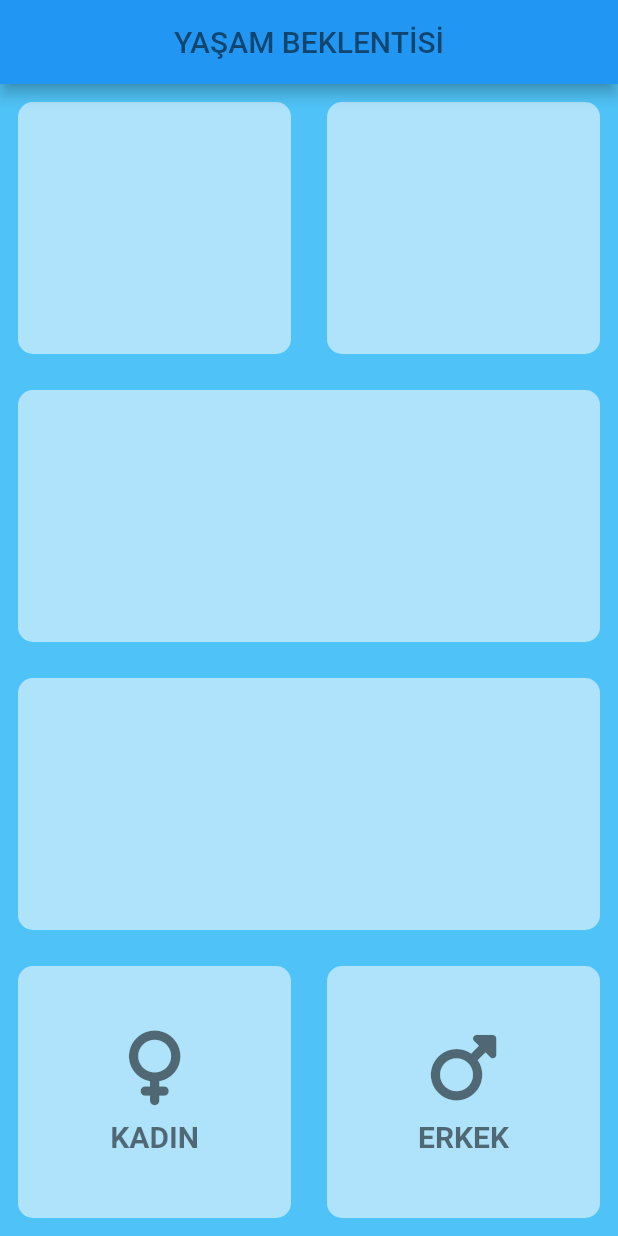
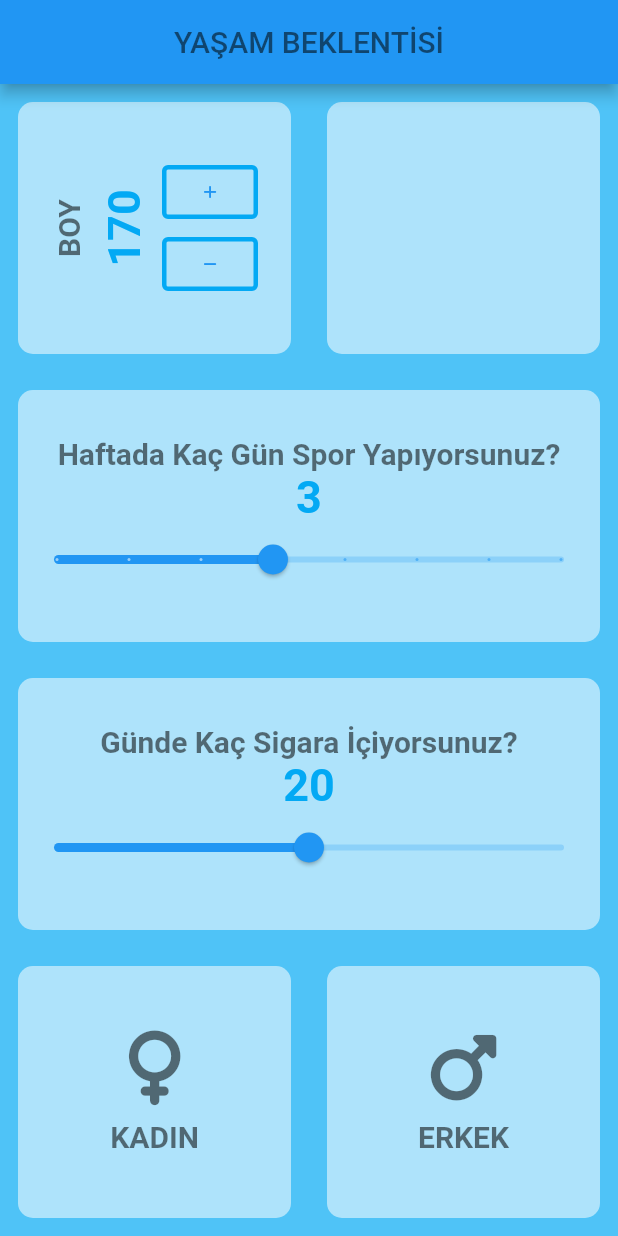
Before and after one commit to salihyildirim/lifeExpectancy, a Flutter app: the screen it shows after launch, on a phone screen of 412 x 824 dp. Run offline on Flutter 3.47's test engine with Material 2 defaults, Android fonts, the phone set to English and light mode, and no system bars; our stand-ins replace font_awesome_flutter.

Commit message:
outlinedbuttons,sliders created.

```diff
--- a/lib/IconCinsiyet.dart
+++ b/lib/IconCinsiyet.dart
@@ -1,4 +1,5 @@
 import 'package:flutter/material.dart';
+import 'package:yasambeklentisi/constants.dart';
 
 class KadinErkek extends StatelessWidget {
   final IconData? simge;
@@ -18,8 +19,7 @@ class KadinErkek extends StatelessWidget {
         SizedBox(height: 10),
         Text(
           text!,
-          style: TextStyle(
-              fontSize: 20, fontWeight: FontWeight.bold, color: Colors.black54),
+          style: kMetinStili,
         )
       ],
     );
--- /dev/null
+++ b/lib/constants.dart
@@ -0,0 +1,7 @@
+import 'package:flutter/material.dart';
+
+TextStyle kMetinStili =
+    TextStyle(fontSize: 20, fontWeight: FontWeight.bold, color: Colors.black54);
+
+TextStyle kSayiStili = TextStyle(
+    fontSize: 30, fontWeight: FontWeight.bold, color: Colors.lightBlue);
--- a/lib/input_page.dart
+++ b/lib/input_page.dart
@@ -1,6 +1,7 @@
 import 'package:flutter/cupertino.dart';
 import 'package:flutter/material.dart';
 import 'package:font_awesome_flutter/font_awesome_flutter.dart';
+import 'package:yasambeklentisi/constants.dart';
 
 import 'IconCinsiyet.dart';
 import 'my_container.dart';
@@ -12,6 +13,9 @@ class InputPage extends StatefulWidget {
 
 class _InputPageState extends State<InputPage> {
   String seciliCinsiyet = '';
+  double icilenSigara = 20.0;
+  double sporGunu = 3.0;
+  int boy = 170;
   @override
   Widget build(BuildContext context) {
     return Scaffold(
@@ -22,12 +26,67 @@ class _InputPageState extends State<InputPage> {
         ),
         centerTitle: true,
       ),
-      body: Column(children: [
+      body: Column(crossAxisAlignment: CrossAxisAlignment.stretch, children: [
         Expanded(
           child: Row(
             children: [
               Expanded(
-                child: MyContainer(),
+                child: MyContainer(
+                  child: Row(
+                    mainAxisAlignment: MainAxisAlignment.center,
+                    children: [
+                      RotatedBox(
+                          quarterTurns: -1,
+                          child: Text(
+                            'BOY',
+                            style: kMetinStili,
+                          )),
+                      SizedBox(
+                        width: 8,
+                      ),
+                      RotatedBox(
+                          quarterTurns: -1,
+                          child: Text(
+                            boy.toString(),
+                            style: kSayiStili,
+                          )),
+                      SizedBox(
+                        width: 8,
+                      ),
+                      Column(
+                        mainAxisAlignment: MainAxisAlignment.center,
+                        children: [
+                          ButtonTheme(
+                            minWidth: 36,
+                            child: OutlinedButton(
+                              style: OutlinedButton.styleFrom(
+                                side: BorderSide(
+                                    width: 3, color: Colors.lightBlue),
+                              ),
+                              onPressed: () => print(''),
+                              child: Icon(
+                                FontAwesomeIcons.plus,
+                                size: 10,
+                              ),
+                            ),
+                          ),
+                          OutlinedButton(
+                            style: OutlinedButton.styleFrom(
+                                side: BorderSide(
+                                    width: 3, color: Colors.lightBlue)),
+                            onPressed: () {
+                              print('');
+                            },
+                            child: Icon(
+                              FontAwesomeIcons.minus,
+                              size: 10,
+                            ),
+                          )
+                        ],
+                      )
+                    ],
+                  ),
+                ),
               ),
               Expanded(
                 child: MyContainer(),
@@ -36,10 +95,57 @@ class _InputPageState extends State<InputPage> {
           ),
         ),
         Expanded(
-          child: MyContainer(),
+          child: MyContainer(
+              child: Column(
+            mainAxisAlignment: MainAxisAlignment.center,
+            children: [
+              Text('Haftada Kaç Gün Spor Yapıyorsunuz?',
+                  textAlign: TextAlign.center, style: kMetinStili),
+              Text(
+                  sporGunu
+                      .toInt()
+                      .toString(), //'${icilenSigara.round()}' round -> yuvarlama
+                  textAlign: TextAlign.center,
+                  style: kSayiStili),
+              Slider(
+                min: 0,
+                max: 7,
+                value: sporGunu,
+                divisions: 7,
+                onChanged: (double newValue) {
+                  setState(() {
+                    sporGunu = newValue;
+                  });
+                },
+              )
+            ],
+          )),
         ),
         Expanded(
-          child: MyContainer(),
+          child: MyContainer(
+              child: Column(
+            mainAxisAlignment: MainAxisAlignment.center,
+            children: [
+              Text('Günde Kaç Sigara İçiyorsunuz?',
+                  textAlign: TextAlign.center, style: kMetinStili),
+              Text(
+                  icilenSigara
+                      .toInt()
+                      .toString(), //'${icilenSigara.round()}' round -> yuvarlama
+                  textAlign: TextAlign.center,
+                  style: kSayiStili),
+              Slider(
+                min: 0,
+                max: 40,
+                value: icilenSigara,
+                onChanged: (double newValue) {
+                  setState(() {
+                    icilenSigara = newValue;
+                  });
+                },
+              )
+            ],
+          )),
         ),
         Expanded(
           child: Row(
```
